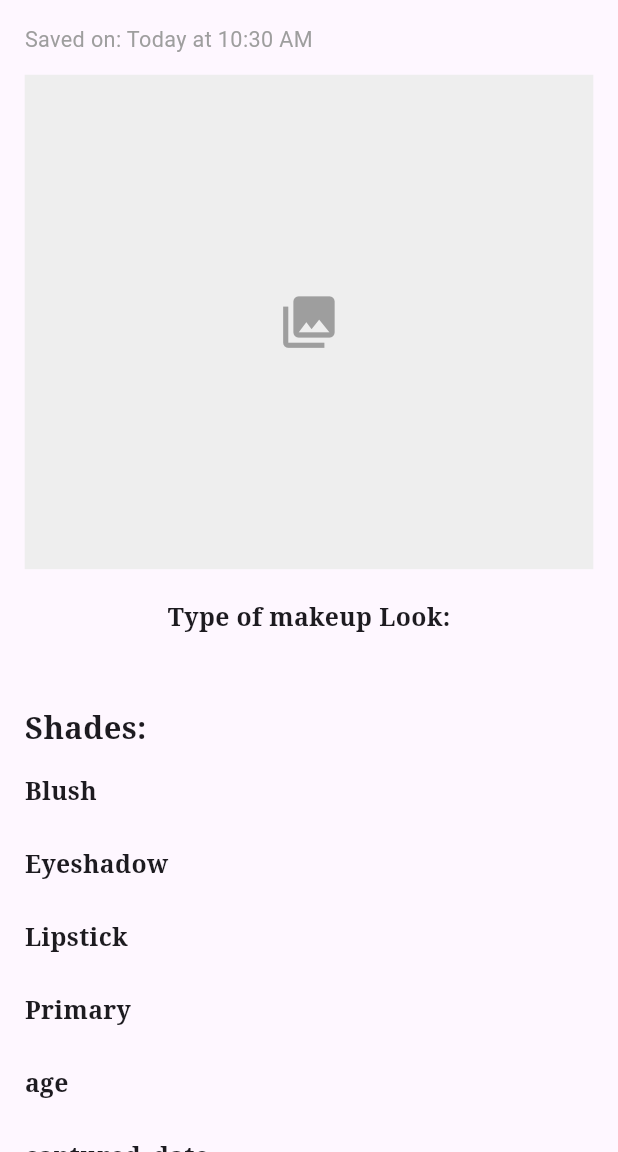
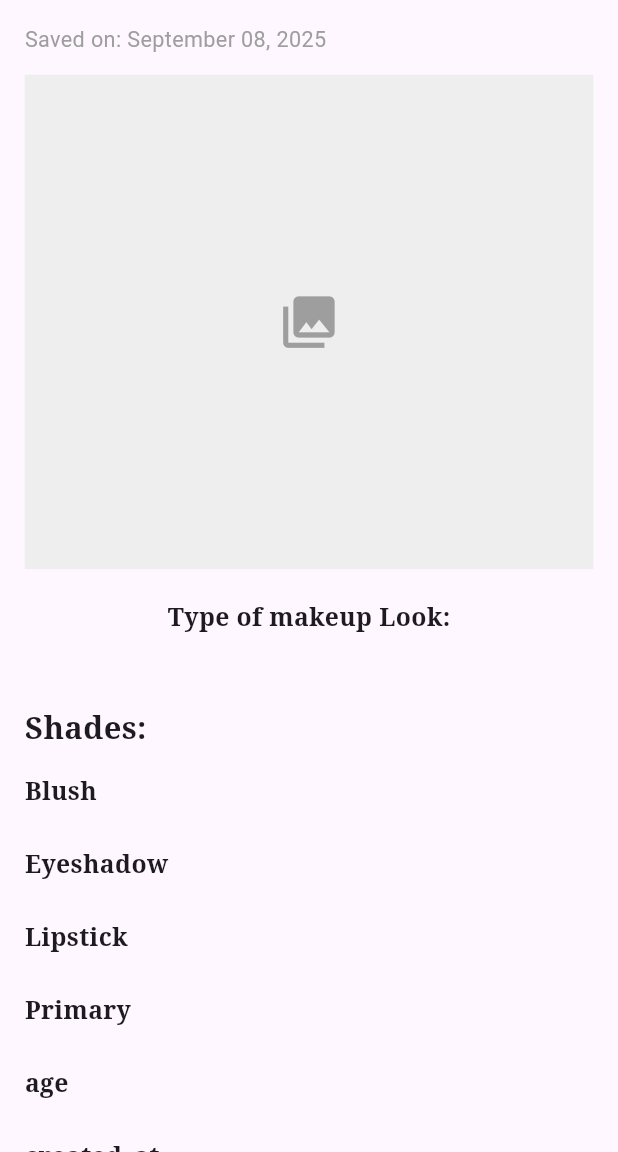
Before and after one commit to kwienyu/GlamourApp, a Flutter app: the LookDetailsScreen screen opened directly with empty values, on a phone screen of 412 x 824 dp, the part 84-1236 px from its top. Run offline on Flutter 3.47's test engine with Material 3 defaults, Android fonts, the light colour scheme and no system bars; our stand-ins replace bouncing_widget, camera, csv, fl_chart, flutter_animate, image_picker and 3 more; missing offline and left inert: better_image_shadow, google_mlkit_face_detection; accounts and stored records are empty; network calls fail; Roboto replaces fonts that are missing (Serif).

Commit message:
fix the glamvault

```diff
--- a/lib/glamvault.dart
+++ b/lib/glamvault.dart
@@ -8,8 +8,7 @@ import 'makeup_tips_generator.dart';
 import 'profile_selection.dart';
 import 'package:shared_preferences/shared_preferences.dart';
 import 'package:loading_animation_widget/loading_animation_widget.dart';
-import 'makeup_guide.dart';  // Added import
-
+import 'makeup_guide.dart';
 
 enum LookType { user, client }
 
@@ -62,14 +61,23 @@ class _GlamVaultScreenState extends State<GlamVaultScreen> {
   }
 
   List<SavedLook> get _filteredLooks {
-    return savedLooks.where((look) {
+    final filtered = savedLooks.where((look) {
       if (_selectedLookType == LookType.user) {
         return !look.isClientLook;
       } else {
         return look.isClientLook;
       }
-    }).toList()
-      ..sort((a, b) => b.capturedDate.compareTo(a.capturedDate));
+    }).toList();
+
+    // Sort in descending order (newest first)
+    filtered.sort((a, b) => b.capturedDate.compareTo(a.capturedDate));
+
+    // Debug print to verify sorting
+    for (var look in filtered) {
+      debugPrint('Look: ${look.makeupLookName}, Date: ${look.capturedDate}');
+    }
+
+    return filtered;
   }
 
   Widget _buildImagePreview(File imageFile, double screenWidth) {
@@ -228,6 +236,7 @@ class _GlamVaultScreenState extends State<GlamVaultScreen> {
                                           ),
                                           delegate: SliverChildBuilderDelegate(
                                             (context, index) {
+                                              // Use index directly since list is already sorted in descending order
                                               final look = _filteredLooks[index];
                                               return GestureDetector(
                                                 onTap: () =>
@@ -329,30 +338,7 @@ class _GlamVaultScreenState extends State<GlamVaultScreen> {
 
         for (var lookData in data['saved_looks']) {
           try {
-            final dateString = lookData['saved_date'];
-            DateTime savedDate;
-
-            if (dateString is String) {
-              if (dateString.contains('T')) {
-                savedDate = DateTime.parse(dateString).toLocal();
-              } else {
-                try {
-                  savedDate = DateTime.parse(dateString).toLocal();
-                } catch (e) {
-                  savedDate = DateTime.now().toLocal();
-                }
-              }
-            } else if (dateString is int) {
-              savedDate = DateTime.fromMillisecondsSinceEpoch(dateString * 1000).toLocal();
-            } else {
-              savedDate = DateTime.now().toLocal();
-            }
-
-            final look = SavedLook.fromJson({
-              ...lookData,
-              'saved_date': savedDate,
-            });
-
+            final look = SavedLook.fromJson(lookData);
             loadedLooks.add(look);
 
             if (look.imageData != null) {
@@ -463,7 +449,7 @@ class _GlamVaultScreenState extends State<GlamVaultScreen> {
         look: look,
         shades: shades,
         imageBytes: imageBytes,
-        userId: widget.userId.toString(), // Pass the user ID here
+        userId: widget.userId.toString(),
       ),
     ),
   );
@@ -561,13 +547,16 @@ class SavedLook {
 
       try {
         if (date is String) {
-          if (date.contains('T')) {
-            return DateTime.parse(date).toLocal();
-          }
+          // Try multiple date formats to ensure proper parsing
           try {
-            return DateFormat('yyyy-MM-dd HH:mm:ss').parse(date).toLocal();
+            return DateFormat("MMMM dd, yyyy").parse(date);
           } catch (e) {
-            debugPrint('Failed to parse date string: $date');
+            try {
+              return DateTime.parse(date).toLocal();
+            } catch (e) {
+              debugPrint('Failed to parse date string: $date');
+              return DateTime.now().toLocal();
+            }
           }
         } else if (date is int) {
           return DateTime.fromMillisecondsSinceEpoch(date * 1000).toLocal();
@@ -583,33 +572,14 @@ class SavedLook {
       makeupLookName: json['makeup_look_name'],
       imageData: json['image_data'],
       isClientLook: json['is_client_look'] ?? false,
-      capturedDate: parseCapturedDate(json['captured_date'] ?? json['saved_date']),
+      capturedDate: parseCapturedDate(json['created_at'] ?? json['saved_date']),
     );
   }
 
   String get formattedDate {
-    final now = DateTime.now();
-    final today = DateTime(now.year, now.month, now.day);
-    final yesterday = today.subtract(const Duration(days: 1));
-
-    String formatTime(DateTime date) {
-      return DateFormat('h:mm a').format(date);
-    }
-
-    if (capturedDate.year == now.year &&
-        capturedDate.month == now.month &&
-        capturedDate.day == now.day) {
-      return 'Today at ${formatTime(capturedDate)}';
-    } else if (capturedDate.year == yesterday.year &&
-        capturedDate.month == yesterday.month &&
-        capturedDate.day == yesterday.day) {
-      return 'Yesterday at ${formatTime(capturedDate)}';
-    } else {
-      return DateFormat('MM/dd/yyyy').format(capturedDate);
-    }
+    return DateFormat('MMMM dd, yyyy').format(capturedDate);
   }
 }
-
 class LookDetailsScreen extends StatefulWidget {
   final SavedLook look;
   final Map<String, dynamic> shades;
```
Also changed, not shown: pubspec.yaml (+7 -0 lines), assets/icon.png (added), assets/logo.png (added), pubspec.lock, 29 other files.
